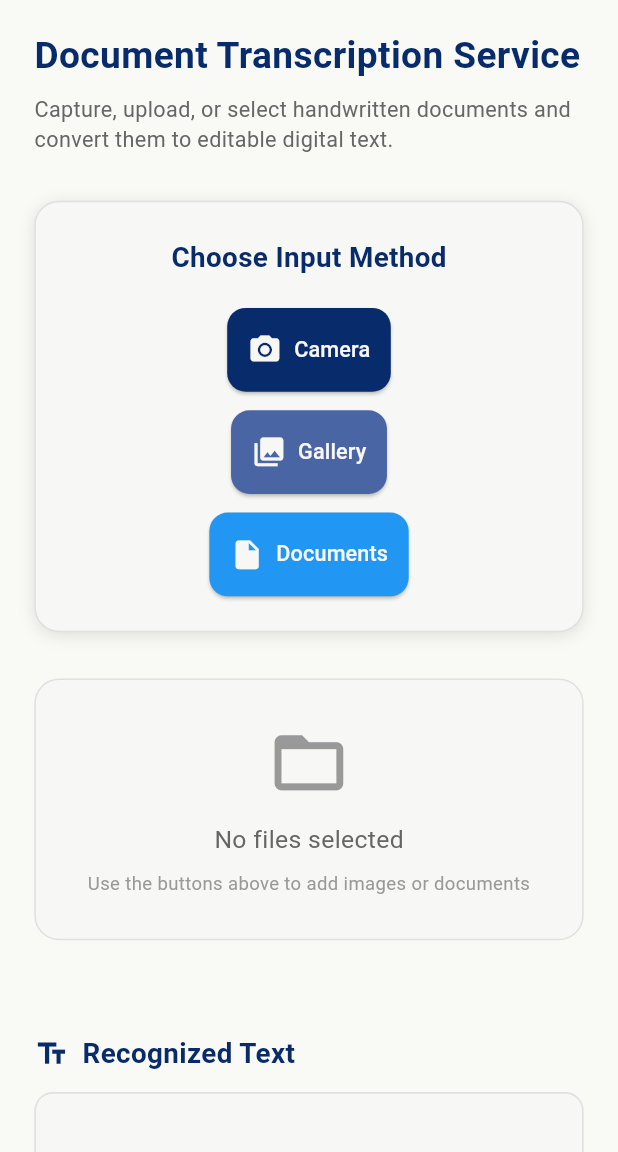
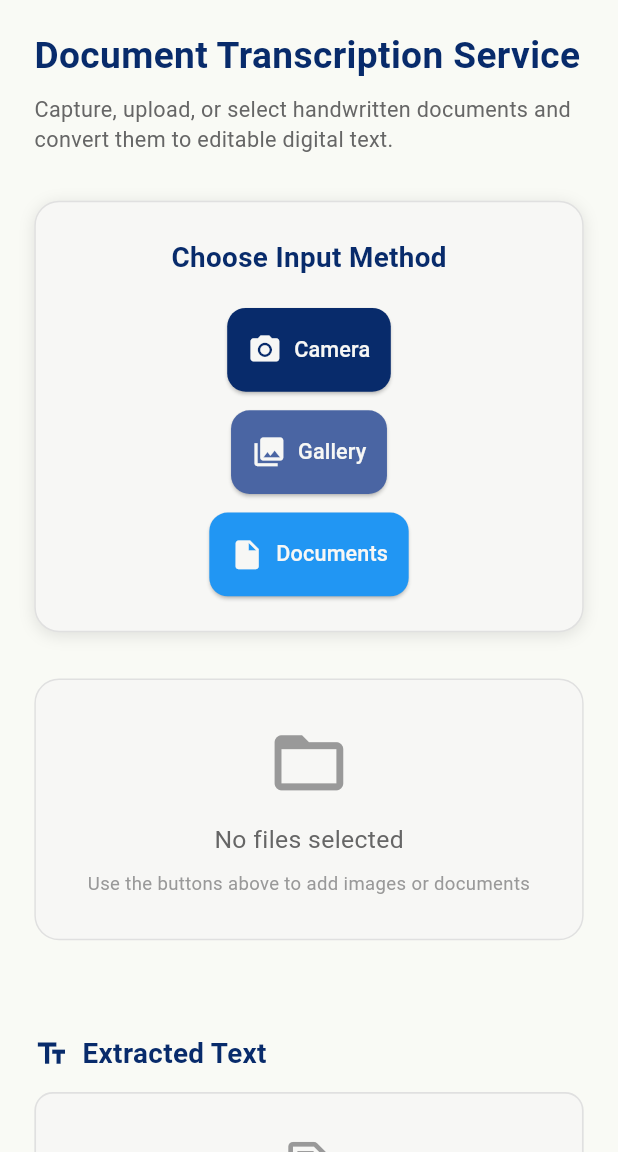
Before and after one commit to eg204115/htr_application, a Flutter app: the screen it shows after launch, on a phone screen of 412 x 824 dp, the part 84-1236 px from its top. Run offline on Flutter 3.47's test engine with Material 3 defaults, Android fonts, the phone set to English and light mode, and no system bars; our stand-ins replace camera, dio, file_picker, flutter_screenutil, image_cropper, image_picker.

Commit message:
feat: implement OCR text extraction and display functionality

```diff
--- a/lib/services/ocr_service.dart
+++ b/lib/services/ocr_service.dart
@@ -44,7 +44,7 @@ class OCRService {
   }) async {
     try {
       final base64Image = await imageToBase64(imageFile);
-
+print("Hello");
       final response = await http.post(
         Uri.parse('$baseUrl/api/process/single'),
         headers: {'Content-Type': 'application/json'},
@@ -56,6 +56,7 @@ class OCRService {
       );
 
       if (response.statusCode == 200) {
+        print('response: ${response.body}');
         return jsonDecode(response.body);
       } else {
         throw Exception(
--- a/lib/widgets/recognition_result.dart
+++ b/lib/widgets/recognition_result.dart
@@ -1,5 +1,6 @@
 import 'package:flutter/material.dart';
 import 'package:flutter_screenutil/flutter_screenutil.dart';
+import 'package:flutter/services.dart'; // Add this import for clipboard
 
 import '../constants/colors.dart';
 
@@ -22,18 +23,50 @@ class RecognitionResultWidget extends StatelessWidget {
           children: [
             Icon(
               Icons.text_fields,
-              color: AppColors.iconPrimary, // Updated color
+              color: AppColors.iconPrimary,
               size: 20.w,
             ),
             SizedBox(width: 8.w),
             Text(
-              'Recognized Text',
+              'Extracted Text',
               style: TextStyle(
                 fontSize: 18.sp,
                 fontWeight: FontWeight.bold,
-                color: AppColors.textPrimary, // Updated color
+                color: AppColors.textPrimary,
               ),
             ),
+            if (isProcessing) ...[
+              SizedBox(width: 12.w),
+              Container(
+                padding: EdgeInsets.symmetric(horizontal: 8.w, vertical: 4.h),
+                decoration: BoxDecoration(
+                  color: AppColors.primaryBlue.withOpacity(0.1),
+                  borderRadius: BorderRadius.circular(8.r),
+                ),
+                child: Row(
+                  mainAxisSize: MainAxisSize.min,
+                  children: [
+                    SizedBox(
+                      width: 12.w,
+                      height: 12.w,
+                      child: CircularProgressIndicator(
+                        strokeWidth: 2,
+                        valueColor: AlwaysStoppedAnimation<Color>(AppColors.primaryBlue),
+                      ),
+                    ),
+                    SizedBox(width: 6.w),
+                    Text(
+                      'Processing...',
+                      style: TextStyle(
+                        fontSize: 12.sp,
+                        color: AppColors.primaryBlue,
+                        fontWeight: FontWeight.w500,
+                      ),
+                    ),
+                  ],
+                ),
+              ),
+            ],
           ],
         ),
         SizedBox(height: 12.h),
@@ -42,61 +75,14 @@ class RecognitionResultWidget extends StatelessWidget {
           constraints: BoxConstraints(minHeight: 120.h),
           padding: EdgeInsets.all(16.w),
           decoration: BoxDecoration(
-            color: AppColors.backgroundWhite, // Updated color
+            color: AppColors.backgroundWhite,
             borderRadius: BorderRadius.circular(12.r),
             border: Border.all(
-              color: AppColors.borderLight, // Updated color
+              color: AppColors.borderLight,
               width: 1.w,
             ),
           ),
-          child: isProcessing
-              ? Center(
-            child: Column(
-              mainAxisAlignment: MainAxisAlignment.center,
-              children: [
-                SizedBox(
-                  width: 24.w,
-                  height: 24.w,
-                  child: CircularProgressIndicator(
-                    color: AppColors.primaryBlue, // Updated color
-                    strokeWidth: 2.w,
-                  ),
-                ),
-                SizedBox(height: 16.h),
-                Text(
-                  'Processing your image...',
-                  style: TextStyle(
-                    color: AppColors.textSecondary, // Updated color
-                    fontSize: 14.sp,
-                  ),
-                ),
-              ],
-            ),
-          )
-              : recognizedText.isNotEmpty
-              ? SingleChildScrollView(
-            child: SelectableText(
-              recognizedText,
-              style: TextStyle(
-                fontSize: 16.sp,
-                color: AppColors.textPrimary, // Updated color
-                height: 1.4,
-              ),
-            ),
-          )
-              : Center(
-            child: Padding(
-              padding: EdgeInsets.all(8.w),
-              child: Text(
-                'No text recognized yet.\nSelect files and tap transcribe.',
-                textAlign: TextAlign.center,
-                style: TextStyle(
-                  color: AppColors.textLight, // Updated color
-                  fontSize: 14.sp,
-                ),
-              ),
-            ),
-          ),
+          child: _buildContent(),
         ),
         if (recognizedText.isNotEmpty && !isProcessing) ...[
           SizedBox(height: 16.h),
@@ -107,11 +93,9 @@ class RecognitionResultWidget extends StatelessWidget {
                 'Copy to Clipboard',
                 style: TextStyle(fontSize: 14.sp, color: AppColors.primaryWhite),
               ),
-              onPressed: () {
-                _copyToClipboard(context, recognizedText);
-              },
+              onPressed: () => _copyToClipboard(context, recognizedText),
               style: ElevatedButton.styleFrom(
-                backgroundColor: AppColors.buttonPrimary, // Updated color
+                backgroundColor: AppColors.buttonPrimary,
                 foregroundColor: AppColors.primaryWhite,
                 padding: EdgeInsets.symmetric(
                   vertical: 12.h,
@@ -128,53 +112,127 @@ class RecognitionResultWidget extends StatelessWidget {
     );
   }
 
+  Widget _buildContent() {
+    if (isProcessing) {
+      return Center(
+        child: Column(
+          mainAxisAlignment: MainAxisAlignment.center,
+          children: [
+            SizedBox(
+              width: 24.w,
+              height: 24.w,
+              child: CircularProgressIndicator(
+                color: AppColors.primaryBlue,
+                strokeWidth: 2.w,
+              ),
+            ),
+            SizedBox(height: 16.h),
+            Text(
+              'Processing your image...',
+              style: TextStyle(
+                color: AppColors.textSecondary,
+                fontSize: 14.sp,
+              ),
+            ),
+          ],
+        ),
+      );
+    }
 
-  void _copyToClipboard(BuildContext context, String text) {
-    showDialog(
-      context: context,
-      builder: (context) => Dialog(
-        shape: RoundedRectangleBorder(
-          borderRadius: BorderRadius.circular(16.r), // Responsive border radius
-        ),
+    if (recognizedText.isEmpty) {
+      return Center(
         child: Padding(
-          padding: EdgeInsets.all(20.w), // Responsive padding
+          padding: EdgeInsets.all(8.w),
           child: Column(
-            mainAxisSize: MainAxisSize.min,
+            mainAxisAlignment: MainAxisAlignment.center,
             children: [
               Icon(
-                Icons.info_outline,
-                size: 40.w, // Responsive icon size
-                color: Colors.blue.shade600,
+                Icons.text_snippet_outlined,
+                size: 32.w,
+                color: AppColors.textLight,
               ),
-              SizedBox(height: 16.h),
+              SizedBox(height: 8.h),
               Text(
-                'Copy to Clipboard',
+                'No text extracted yet',
+                textAlign: TextAlign.center,
                 style: TextStyle(
-                  fontSize: 18.sp, // Responsive font size
-                  fontWeight: FontWeight.bold,
+                  color: AppColors.textSecondary,
+                  fontSize: 14.sp,
+                  fontWeight: FontWeight.w500,
                 ),
               ),
-              SizedBox(height: 12.h),
+              SizedBox(height: 4.h),
               Text(
-                'This feature will be implemented with the backend service.',
-                style: TextStyle(fontSize: 14.sp), // Responsive font size
+                'Process images to see extracted text here',
                 textAlign: TextAlign.center,
-              ),
-              SizedBox(height: 20.h),
-              SizedBox(
-                width: double.infinity,
-                child: ElevatedButton(
-                  onPressed: () => Navigator.pop(context),
-                  child: Text(
-                    'OK',
-                    style: TextStyle(fontSize: 14.sp), // Responsive font size
-                  ),
+                style: TextStyle(
+                  color: AppColors.textLight,
+                  fontSize: 12.sp,
                 ),
               ),
             ],
           ),
         ),
+      );
+    }
+
+    return SingleChildScrollView(
+      child: SelectableText(
+        recognizedText,
+        style: TextStyle(
+          fontSize: 14.sp, // Slightly smaller for better readability
+          color: AppColors.textPrimary,
+          height: 1.4,
+        ),
       ),
     );
   }
+
+  void _copyToClipboard(BuildContext context, String text) async {
+    try {
+      await Clipboard.setData(ClipboardData(text: text));
+
+      // Show success snackbar instead of dialog
+      ScaffoldMessenger.of(context).showSnackBar(
+        SnackBar(
+          content: Row(
+            children: [
+              Icon(Icons.check_circle, color: AppColors.primaryWhite, size: 20.w),
+              SizedBox(width: 8.w),
+              Text(
+                'Text copied to clipboard!',
+                style: TextStyle(fontSize: 14.sp, color: AppColors.primaryWhite),
+              ),
+            ],
+          ),
+          backgroundColor: AppColors.success,
+          behavior: SnackBarBehavior.floating,
+          margin: EdgeInsets.all(16.w),
+          shape: RoundedRectangleBorder(borderRadius: BorderRadius.circular(8.r)),
+          duration: Duration(seconds: 2),
+        ),
+      );
+    } catch (e) {
+      // Show error snackbar if copy fails
+      ScaffoldMessenger.of(context).showSnackBar(
+        SnackBar(
+          content: Row(
+            children: [
+              Icon(Icons.error_outline, color: AppColors.primaryWhite, size: 20.w),
+              SizedBox(width: 8.w),
+              Text(
+                'Failed to copy text',
+                style: TextStyle(fontSize: 14.sp, color: AppColors.primaryWhite),
+              ),
+            ],
+          ),
+          backgroundColor: AppColors.error,
+          behavior: SnackBarBehavior.floating,
+          margin: EdgeInsets.all(16.w),
+          shape: RoundedRectangleBorder(borderRadius: BorderRadius.circular(8.r)),
+          duration: Duration(seconds: 2),
+        ),
+      );
+    }
+  }
 }
```
Also changed, not shown: lib/screens/home_screen.dart (+112 -18 lines), lib/services/ocr_api_service.dart (+27 -8 lines).
